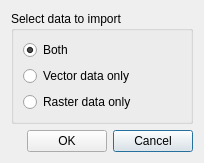
kallaballa/ctrl-cut, file src/gui/ImportDialog.ui: the form before one commit.
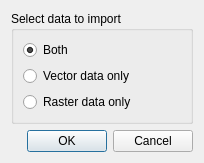
The form after the commit.

Commit message: default action for import dialog

```diff
--- a/src/gui/ImportDialog.ui
+++ b/src/gui/ImportDialog.ui
@@ -69,6 +69,9 @@
          <property name="text">
           <string>OK</string>
          </property>
+         <property name="default">
+          <bool>true</bool>
+         </property>
         </widget>
        </item>
        <item>
@@ -76,8 +79,11 @@
          <property name="text">
           <string>Cancel</string>
          </property>
+         <property name="autoDefault">
+          <bool>false</bool>
+         </property>
          <property name="default">
-          <bool>true</bool>
+          <bool>false</bool>
          </property>
         </widget>
        </item>
```
Left out of the diff: 3 changed lines with no effect on the pictures.
